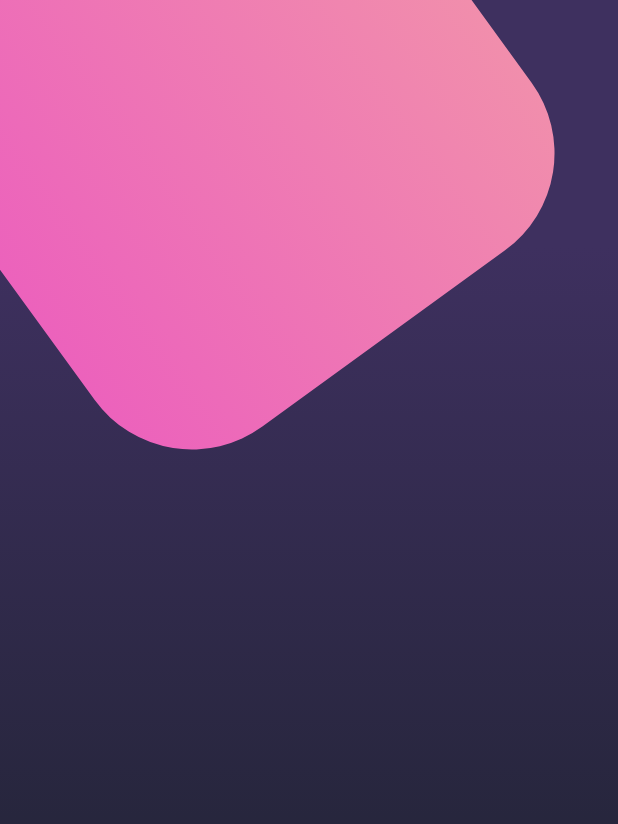
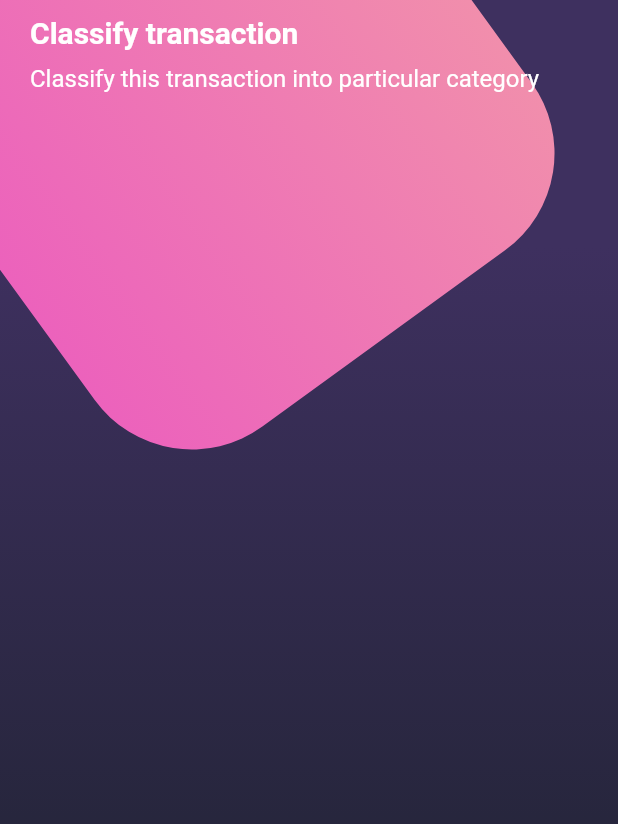
Before and after one commit to chicho69-cesar/flutter-designs, a Flutter app: the screen it shows after launch, on a phone screen of 412 x 824 dp. Shown: the top 824 px of the screen. Run offline on Flutter 3.47's test engine with Material 2 defaults, Android fonts, the phone set to English and light mode, and no system bars.

Commit message:
Statusbar and titles

```diff
--- a/lib/main.dart
+++ b/lib/main.dart
@@ -3,6 +3,7 @@ import 'package:flutter/material.dart';
 import 'package:designs/screens/basic_design.dart';
 import 'package:designs/screens/home_screen.dart';
 import 'package:designs/screens/scroll_design.dart';
+import 'package:flutter/services.dart';
 
 void main() => runApp(const MyApp());
 
@@ -11,6 +12,8 @@ class MyApp extends StatelessWidget {
 
   @override
   Widget build(BuildContext context) {
+    SystemChrome.setSystemUIOverlayStyle(SystemUiOverlayStyle.light);
+
     return MaterialApp(
       debugShowCheckedModeBanner: false,
       title: 'Designs App',
--- a/lib/screens/home_screen.dart
+++ b/lib/screens/home_screen.dart
@@ -1,6 +1,7 @@
 import 'package:flutter/material.dart';
 
 import 'package:designs/widgets/background.dart';
+import 'package:designs/widgets/page_title.dart';
 
 class HomeScreen extends StatelessWidget {
   const HomeScreen({Key? key}) : super(key: key);
@@ -12,8 +13,27 @@ class HomeScreen extends StatelessWidget {
         children: const [
           // Background
           Background(),
+
+          // Home body
+          _HomeBody(),
         ],
       ),
     );
   }
 }
+
+class _HomeBody extends StatelessWidget {
+  const _HomeBody({Key? key}) : super(key: key);
+
+  @override
+  Widget build(BuildContext context) {
+    return SingleChildScrollView(
+      child: Column(
+        children: const [
+          // Titles
+          PageTitle(),
+        ],
+      ),
+    );
+  }
+}
--- a/lib/widgets/background.dart
+++ b/lib/widgets/background.dart
@@ -24,10 +24,12 @@ class Background extends StatelessWidget {
         // Purple gradient
         Container(decoration: boxDecoration),
 
-        // Pink box
+        /* El widget positioned nos sirve tal y como por ejemplo en html y css hacemos
+        divs relativos u absolutos */
         Positioned(
           top: -100,
           left: -30,
+          // Pink box
           child: _PinkBox()
         ),
       ],
--- /dev/null
+++ b/lib/widgets/page_title.dart
@@ -0,0 +1,24 @@
+import 'package:flutter/material.dart';
+
+class PageTitle extends StatelessWidget {
+  const PageTitle({Key? key}) : super(key: key);
+
+  @override
+  Widget build(BuildContext context) {
+    return SafeArea(
+      bottom: false,
+      // ignore: avoid_unnecessary_containers
+      child: Container(
+        margin: const EdgeInsets.symmetric(horizontal: 20, vertical: 10),
+        child: Column(
+          crossAxisAlignment: CrossAxisAlignment.start,
+          children: const [
+            Text('Classify transaction', style: TextStyle(fontSize: 20, fontWeight: FontWeight.bold, color: Colors.white)),
+            SizedBox(height: 10),
+            Text('Classify this transaction into particular category', style: TextStyle(fontSize: 16, color: Colors.white)),
+          ],
+        ),
+      ),
+    );
+  }
+}
```
